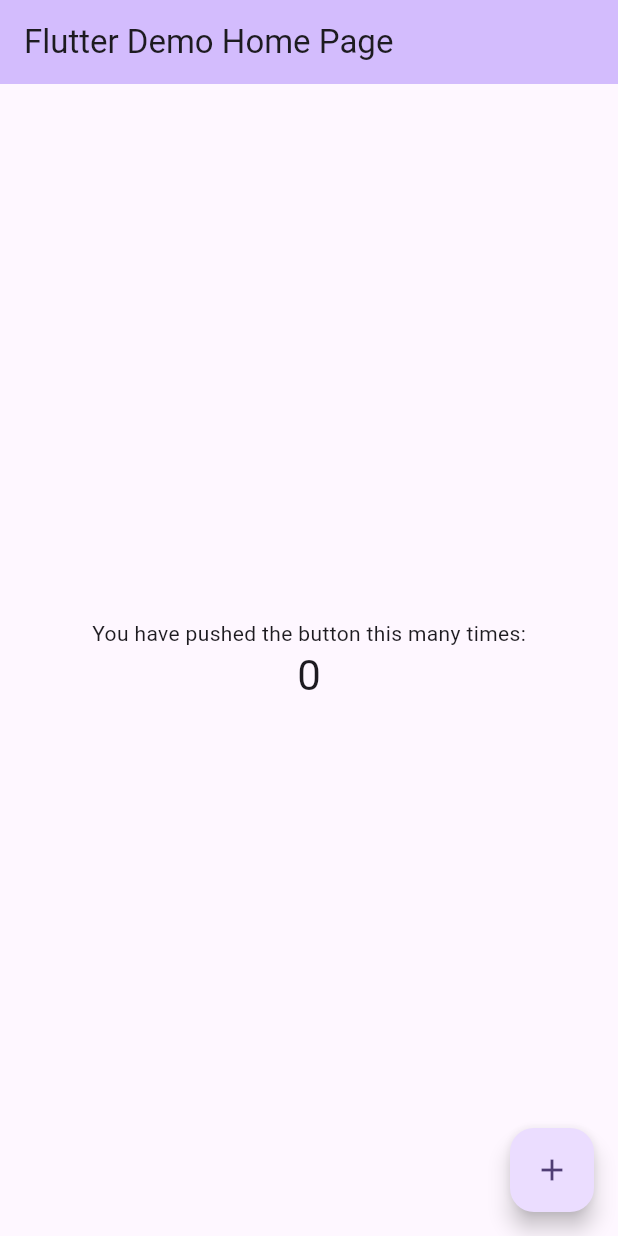
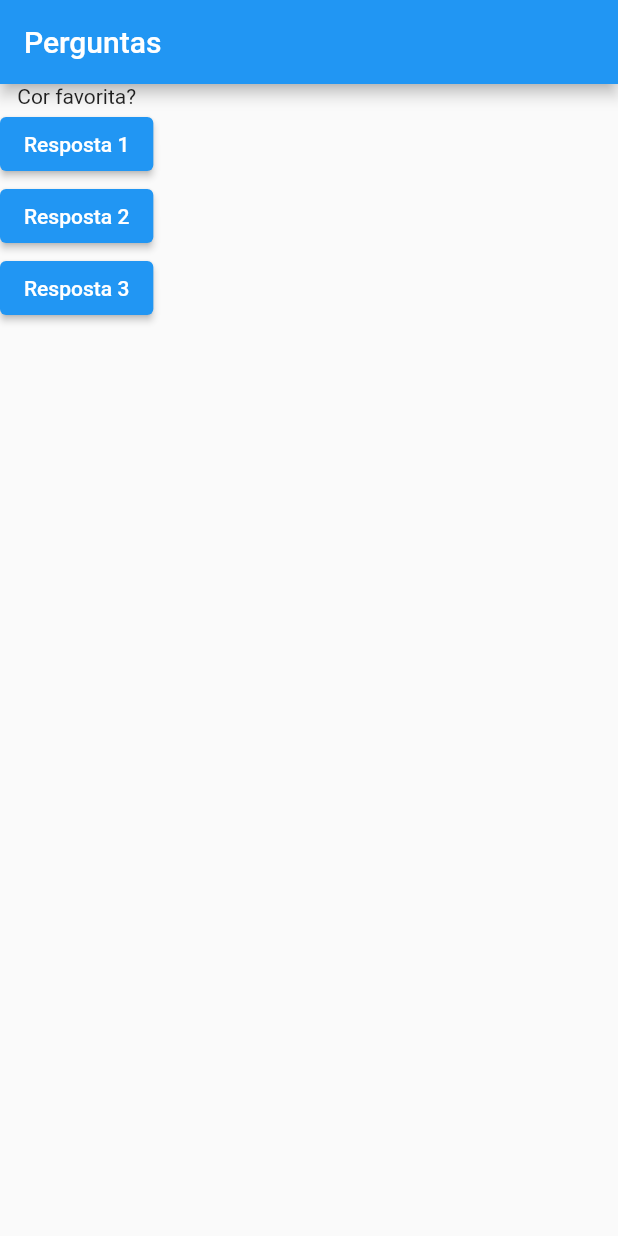
Before and after one commit to jacksonlmp/learning_flutter, a Flutter app: the screen it shows after launch, on a phone screen of 412 x 824 dp. Run offline on Flutter 3.47's test engine with Material 2 defaults, Android fonts, the phone set to English and light mode, and no system bars.

Commit message:
Widgets and Columns

```diff
--- a/lib/main.dart
+++ b/lib/main.dart
@@ -1,125 +1,36 @@
 import 'package:flutter/material.dart';
 
-void main() {
-  runApp(const MyApp());
+main() {
+  runApp(new PerguntaApp());
 }
 
-class MyApp extends StatelessWidget {
-  const MyApp({super.key});
+class PerguntaApp extends StatelessWidget {
 
-  // This widget is the root of your application.
-  @override
-  Widget build(BuildContext context) {
-    return MaterialApp(
-      title: 'Flutter Demo',
-      theme: ThemeData(
-        // This is the theme of your application.
-        //
-        // TRY THIS: Try running your application with "flutter run". You'll see
-        // the application has a blue toolbar. Then, without quitting the app,
-        // try changing the seedColor in the colorScheme below to Colors.green
-        // and then invoke "hot reload" (save your changes or press the "hot
-        // reload" button in a Flutter-supported IDE, or press "r" if you used
-        // the command line to start the app).
-        //
-        // Notice that the counter didn't reset back to zero; the application
-        // state is not lost during the reload. To reset the state, use hot
-        // restart instead.
-        //
-        // This works for code too, not just values: Most code changes can be
-        // tested with just a hot reload.
-        colorScheme: ColorScheme.fromSeed(seedColor: Colors.deepPurple),
-        useMaterial3: true,
-      ),
-      home: const MyHomePage(title: 'Flutter Demo Home Page'),
-    );
-  }
-}
-
-class MyHomePage extends StatefulWidget {
-  const MyHomePage({super.key, required this.title});
-
-  // This widget is the home page of your application. It is stateful, meaning
-  // that it has a State object (defined below) that contains fields that affect
-  // how it looks.
-
-  // This class is the configuration for the state. It holds the values (in this
-  // case the title) provided by the parent (in this case the App widget) and
-  // used by the build method of the State. Fields in a Widget subclass are
-  // always marked "final".
-
-  final String title;
-
-  @override
-  State<MyHomePage> createState() => _MyHomePageState();
-}
-
-class _MyHomePageState extends State<MyHomePage> {
-  int _counter = 0;
-
-  void _incrementCounter() {
-    setState(() {
-      // This call to setState tells the Flutter framework that something has
-      // changed in this State, which causes it to rerun the build method below
-      // so that the display can reflect the updated values. If we changed
-      // _counter without calling setState(), then the build method would not be
-      // called again, and so nothing would appear to happen.
-      _counter++;
-    });
+  void responder() {
+    print('Pergunta respondida');
   }
 
   @override
   Widget build(BuildContext context) {
-    // This method is rerun every time setState is called, for instance as done
-    // by the _incrementCounter method above.
-    //
-    // The Flutter framework has been optimized to make rerunning build methods
-    // fast, so that you can just rebuild anything that needs updating rather
-    // than having to individually change instances of widgets.
-    return Scaffold(
-      appBar: AppBar(
-        // TRY THIS: Try changing the color here to a specific color (to
-        // Colors.amber, perhaps?) and trigger a hot reload to see the AppBar
-        // change color while the other colors stay the same.
-        backgroundColor: Theme.of(context).colorScheme.inversePrimary,
-        // Here we take the value from the MyHomePage object that was created by
-        // the App.build method, and use it to set our appbar title.
-        title: Text(widget.title),
-      ),
-      body: Center(
-        // Center is a layout widget. It takes a single child and positions it
-        // in the middle of the parent.
-        child: Column(
-          // Column is also a layout widget. It takes a list of children and
-          // arranges them vertically. By default, it sizes itself to fit its
-          // children horizontally, and tries to be as tall as its parent.
-          //
-          // Column has various properties to control how it sizes itself and
-          // how it positions its children. Here we use mainAxisAlignment to
-          // center the children vertically; the main axis here is the vertical
-          // axis because Columns are vertical (the cross axis would be
-          // horizontal).
-          //
-          // TRY THIS: Invoke "debug painting" (choose the "Toggle Debug Paint"
-          // action in the IDE, or press "p" in the console), to see the
-          // wireframe for each widget.
-          mainAxisAlignment: MainAxisAlignment.center,
+    final perguntas = [
+      'Cor favorita?',
+      'Animal favorito?',
+    ];
+
+    return MaterialApp(
+      home: Scaffold(
+        appBar: AppBar(
+          title: Text('Perguntas'),
+        ),
+        body: Column(
           children: <Widget>[
-            const Text(
-              'You have pushed the button this many times:',
-            ),
-            Text(
-              '$_counter',
-              style: Theme.of(context).textTheme.headlineMedium,
-            ),
+            Text(perguntas[0]),
+            ElevatedButton(onPressed: responder, child: Text('Resposta 1')),
+            ElevatedButton(onPressed: responder, child: Text('Resposta 2')),
+            ElevatedButton(onPressed: responder, child: Text('Resposta 3'))
           ],
         ),
       ),
-      floatingActionButton: FloatingActionButton(
-        onPressed: _incrementCounter,
-        tooltip: 'Increment',
-        child: const Icon(Icons.add),
-      ), // This trailing comma makes auto-formatting nicer for build methods.
     );
   }
 }
```
Also changed, not shown: 1 other file.
